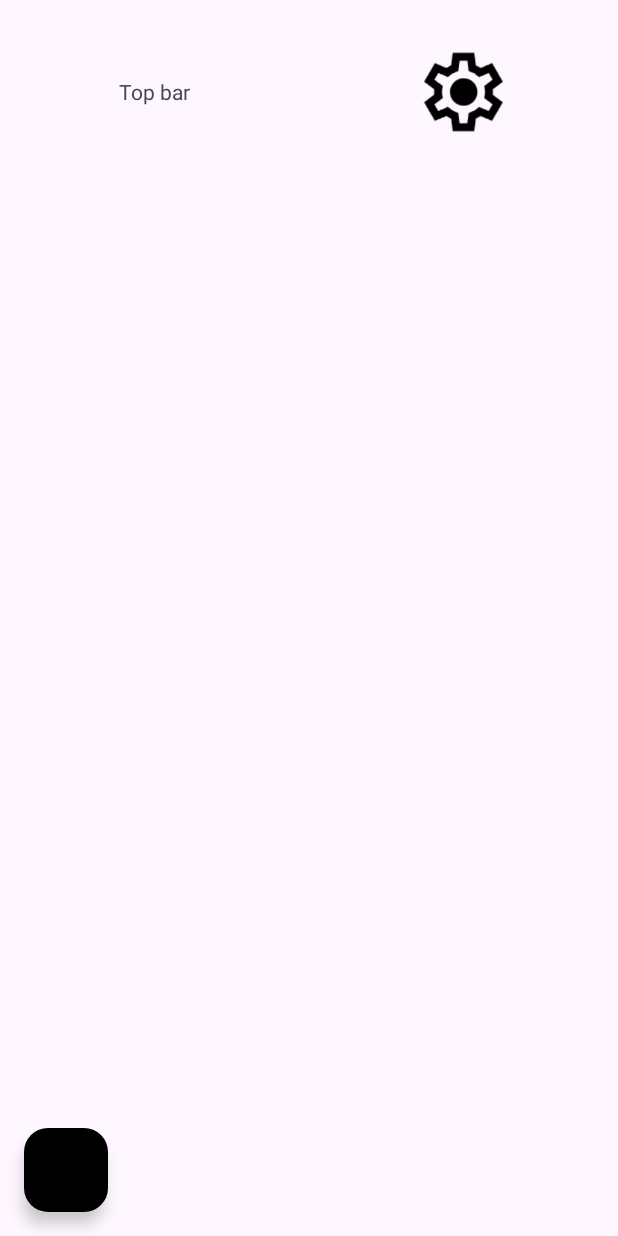
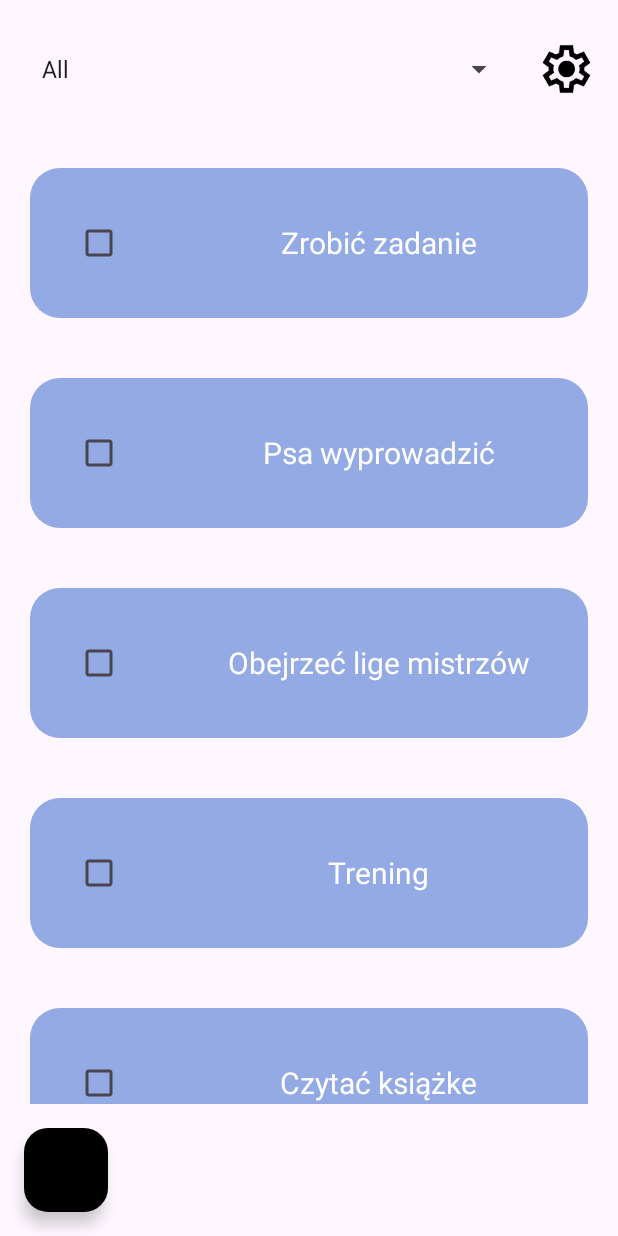
Before and after one commit to m4tiss/ToDoList, an Android app: the screen it shows after launch (MainActivity), on a phone screen of 412 x 824 dp. Run offline under Robolectric (Android 15) with nearby library versions, the light colour scheme and no system bars.

Commit message:
add recyclerView

```diff
--- a/app/src/main/java/com/example/todolist/MainActivity.kt
+++ b/app/src/main/java/com/example/todolist/MainActivity.kt
@@ -1,20 +1,24 @@
 package com.example.todolist
-import com.example.todolist.ModalBottomSheet
 import android.annotation.SuppressLint
 import android.os.Bundle
-import android.view.MotionEvent
-import android.view.View
+import android.widget.ArrayAdapter
 import android.widget.ImageView
-import android.widget.LinearLayout
+import android.widget.Spinner
 import androidx.activity.enableEdgeToEdge
 import androidx.appcompat.app.AppCompatActivity
+import androidx.core.content.ContentProviderCompat.requireContext
 import androidx.core.view.ViewCompat
 import androidx.core.view.WindowInsetsCompat
-import com.google.android.material.bottomsheet.BottomSheetBehavior
+import androidx.recyclerview.widget.LinearLayoutManager
+import androidx.recyclerview.widget.RecyclerView
 
 class MainActivity : AppCompatActivity() {
 
     private lateinit var settingsImageView: ImageView
+    private lateinit var spinner: Spinner
+    private lateinit var recyclerTasks: RecyclerView
+
+
     @SuppressLint("MissingInflatedId")
     override fun onCreate(savedInstanceState: Bundle?) {
         super.onCreate(savedInstanceState)
@@ -26,6 +30,22 @@ class MainActivity : AppCompatActivity() {
             insets
         }
         settingsImageView = findViewById(R.id.settingsIcon)
+        spinner = findViewById(R.id.spinner)
+
+        val options = arrayOf("All", "In process", "Finished")
+
+        val adapterSpinner = ArrayAdapter(this, android.R.layout.simple_spinner_item, options)
+        adapterSpinner.setDropDownViewResource(android.R.layout.simple_spinner_dropdown_item)
+        spinner.adapter = adapterSpinner
+
+        recyclerTasks = findViewById(R.id.recyclerTasks)
+        recyclerTasks.layoutManager = LinearLayoutManager(this)
+
+
+        val taskTitles = listOf("Zrobić zadanie", "Psa wyprowadzić", "Obejrzeć lige mistrzów", "Trening", "Czytać książke", "Zjeść megarollo")
+        val adapterRecycler = TasksAdapter(taskTitles)
+        recyclerTasks.adapter = adapterRecycler
+
 
         settingsImageView.setOnClickListener {
             showBottomSheet()
--- /dev/null
+++ b/app/src/main/java/com/example/todolist/TasksAdapter.kt
@@ -0,0 +1,44 @@
+package com.example.todolist
+
+import android.view.LayoutInflater
+import android.view.View
+import android.view.ViewGroup
+import android.widget.CheckBox
+import android.widget.TextView
+import androidx.recyclerview.widget.RecyclerView
+
+class TasksAdapter(private val taskList: List<String>) :
+    RecyclerView.Adapter<TasksAdapter.TaskViewHolder>() {
+
+    inner class TaskViewHolder(itemView: View) : RecyclerView.ViewHolder(itemView) {
+        val taskTitleTextView: TextView = itemView.findViewById(R.id.taskTitle)
+        val checkBox: CheckBox = itemView.findViewById(R.id.checkbox)
+    }
+
+    override fun onCreateViewHolder(parent: ViewGroup, viewType: Int): TaskViewHolder {
+        val itemView = LayoutInflater.from(parent.context)
+            .inflate(R.layout.task_item, parent, false)
+        return TaskViewHolder(itemView)
+    }
+
+    override fun onBindViewHolder(holder: TaskViewHolder, position: Int) {
+        val currentTask = taskList[position]
+
+        holder.taskTitleTextView.text = currentTask
+        holder.checkBox.isChecked = false
+
+        holder.checkBox.setOnCheckedChangeListener { _, isChecked ->
+
+        }
+    }
+
+    override fun getItemCount(): Int {
+        return taskList.size
+    }
+
+//    fun setData(newTaskList: List<String>) {
+//        taskList.clear()
+//        taskList.addAll(newTaskList)
+//        notifyDataSetChanged()
+//    }
+}
--- /dev/null
+++ b/app/src/main/res/drawable/task_item_background.xml
@@ -0,0 +1,6 @@
+<?xml version="1.0" encoding="utf-8"?>
+<shape xmlns:android="http://schemas.android.com/apk/res/android"
+        android:shape="rectangle">
+        <solid android:color="@color/material_dynamic_primary70" />
+        <corners android:radius="20dp" />
+</shape>
--- a/app/src/main/res/layout/activity_main.xml
+++ b/app/src/main/res/layout/activity_main.xml
@@ -3,7 +3,6 @@
     android:layout_width="match_parent"
     android:layout_height="match_parent"
     xmlns:tools="http://schemas.android.com/tools"
-    xmlns:app="http://schemas.android.com/apk/res-auto"
     android:orientation="vertical"
     android:id="@+id/main"
     tools:context=".MainActivity">
@@ -11,25 +10,26 @@
             android:layout_width="match_parent"
             android:layout_height="0dp"
             android:layout_weight="1">
-            <TextView
+            <Spinner
+                android:id="@+id/spinner"
                 android:layout_width="0dp"
                 android:layout_height="match_parent"
-                android:text="Top bar"
-                android:gravity="center"
-                android:layout_weight="1"/>
+                android:padding="20sp"
+                android:layout_weight="5"/>
             <ImageView
                 android:layout_width="0dp"
                 android:layout_height="match_parent"
                 android:layout_weight="1"
                 android:src="@drawable/settings"
-                android:padding="30dp"
+                android:padding="15dp"
                 android:id="@+id/settingsIcon"
                 />
         </LinearLayout>
         <androidx.recyclerview.widget.RecyclerView
             android:layout_width="match_parent"
             android:layout_height="0dp"
-            android:layout_weight="5"/>
+            android:layout_weight="7"
+            android:id="@+id/recyclerTasks"/>
         <com.google.android.material.floatingactionbutton.FloatingActionButton
             android:id="@+id/fab_add_task"
             android:layout_width="wrap_content"
--- /dev/null
+++ b/app/src/main/res/layout/task_item.xml
@@ -0,0 +1,24 @@
+<?xml version="1.0" encoding="utf-8"?>
+<LinearLayout
+    android:layout_width="match_parent"
+    android:layout_height="100sp"
+    android:id="@+id/Day1"
+    android:background="@drawable/task_item_background"
+    android:layout_margin="20dp"
+    xmlns:android="http://schemas.android.com/apk/res/android">
+    <CheckBox
+        android:id="@+id/checkbox"
+        android:layout_width="0dp"
+        android:layout_height="match_parent"
+        android:layout_weight="1"
+        android:textColor="@color/white"/>
+    <TextView
+        android:id="@+id/taskTitle"
+        android:layout_width="0dp"
+        android:layout_height="match_parent"
+        android:layout_weight="3"
+        android:text="Zrobic zadanie"
+        android:gravity="center"
+        android:textSize="20sp"
+        android:textColor="@color/white"/>
+</LinearLayout>
```
